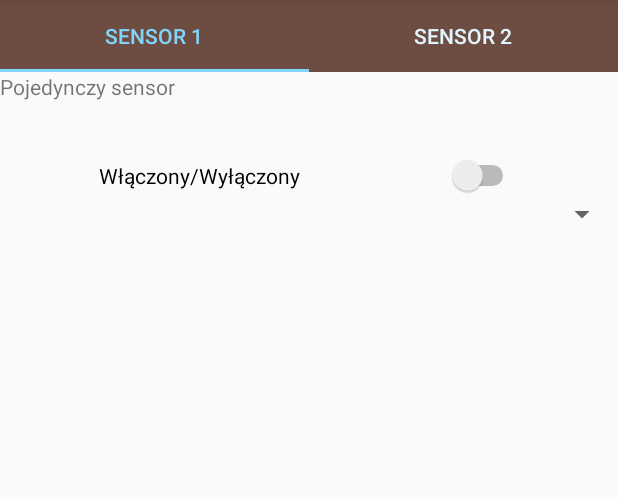
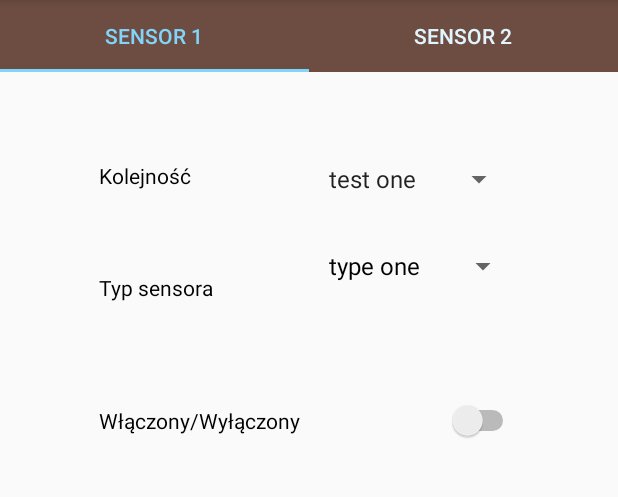
Before and after one commit to Darooks/StairsApp, an Android app: the screen it shows after launch (MainActivity), on a phone screen of 412 x 824 dp, the part 84-581 px from its top. Run offline under Robolectric (Android 15) with nearby library versions, the phone set to English and light mode, and no system bars.

Commit message:
Working on sensors GUI

```diff
--- a/app/build.gradle
+++ b/app/build.gradle
@@ -34,4 +34,5 @@ dependencies {
     compile fileTree(dir: 'libs', include: ['*.jar'])
     compile 'com.android.support:appcompat-v7:24.2.1'
     compile 'com.android.support:design:24.2.1'
+    compile 'com.android.support.constraint:constraint-layout:1.0.0-beta1'
 }
--- a/app/src/main/java/com/example/karol/stairsapp/sensors/FirstSensorFragment.java
+++ b/app/src/main/java/com/example/karol/stairsapp/sensors/FirstSensorFragment.java
@@ -23,13 +23,18 @@ public class FirstSensorFragment extends Fragment{
 
         View view = inflater.inflate(R.layout.single_sensor_layout,null);
 
-        /* Konfiguracja spinnera */
-//        Spinner spinner_order = (Spinner) view.findViewById(R.id.spinner_sensor_order);
-//        String[] order_items = getResources().getStringArray(R.array.sensor_order_array);
-//        ArrayAdapter<String> adapter = new ArrayAdapter<String>(getActivity(), R.layout.single_sensor_layout, order_items);
-//        adapter.setDropDownViewResource(android.R.layout.simple_spinner_dropdown_item);
-//        spinner_order.setAdapter(adapter);
+        /* Konfiguracja spinnerów */
+        Spinner spinner_order = (Spinner) view.findViewById(R.id.spinner_sensor_order);
+        ArrayAdapter<CharSequence> adapter_spinner_order = ArrayAdapter.createFromResource(getActivity(),
+                R.array.sensor_order_array, android.R.layout.simple_spinner_item);
+        adapter_spinner_order.setDropDownViewResource(android.R.layout.simple_spinner_dropdown_item);
+        spinner_order.setAdapter(adapter_spinner_order);
 
+        Spinner spinner_type = (Spinner) view.findViewById(R.id.spinner_sensor_type);
+        ArrayAdapter<CharSequence> adapter_spinner_type = ArrayAdapter.createFromResource(getActivity(),
+                R.array.sensor_type_array, android.R.layout.simple_spinner_dropdown_item);
+        adapter_spinner_type.setDropDownViewResource(android.R.layout.simple_spinner_dropdown_item);
+        spinner_type.setAdapter(adapter_spinner_type);
 
         return view;
     }
--- a/app/src/main/res/layout/single_sensor_layout.xml
+++ b/app/src/main/res/layout/single_sensor_layout.xml
@@ -5,24 +5,46 @@
     android:weightSum="1">
 
     <TextView
-        android:text="Pojedynczy sensor"
-        android:layout_width="match_parent"
+        android:text="Kolejność"
+        android:layout_width="wrap_content"
         android:layout_height="wrap_content"
-        android:id="@+id/textView" />
+        android:id="@+id/title_order_spinner"
+        android:textColor="@android:color/black"
+        android:layout_alignStart="@+id/switch_on_off"
+        android:layout_marginTop="59dp" />
+
+    <TextView
+        android:text="Typ sensora"
+        android:layout_width="wrap_content"
+        android:layout_height="wrap_content"
+        android:id="@+id/text_type_type"
+        android:textColor="@android:color/black"
+        android:layout_alignBottom="@+id/spinner_sensor_type"
+        android:layout_alignStart="@+id/switch_on_off"
+        android:textSize="14sp" />
 
     <Switch
         android:text="Włączony/Wyłączony"
         android:layout_height="wrap_content"
         android:id="@+id/switch_on_off"
-        android:layout_marginTop="36dp"
-        android:layout_below="@+id/textView"
-        android:layout_centerHorizontal="true"
-        android:layout_width="280dp" />
+        android:layout_width="280dp"
+        android:layout_marginTop="65dp"
+        android:layout_below="@+id/text_type_type"
+        android:layout_centerHorizontal="true" />
 
     <Spinner
-        android:layout_width="match_parent"
+        android:layout_width="wrap_content"
         android:layout_height="wrap_content"
         android:id="@+id/spinner_sensor_order"
-        android:layout_below="@+id/switch_on_off"
-        android:layout_alignParentStart="true" />
+        android:layout_alignTop="@+id/title_order_spinner"
+        android:layout_alignStart="@+id/spinner_sensor_type" />
+
+    <Spinner
+        android:layout_width="wrap_content"
+        android:layout_height="wrap_content"
+        android:layout_marginTop="22dp"
+        android:id="@+id/spinner_sensor_type"
+        android:layout_below="@+id/spinner_sensor_order"
+        android:layout_alignEnd="@+id/switch_on_off" />
+
 </RelativeLayout>
--- a/app/src/main/res/values/strings.xml
+++ b/app/src/main/res/values/strings.xml
@@ -11,4 +11,10 @@
         <item>test four</item>
         <item>test five</item>
     </string-array>
+
+    <string-array name="sensor_type_array">
+        <item>type one</item>
+        <item>type two</item>
+        <item>type three</item>
+    </string-array>
 </resources>
```
